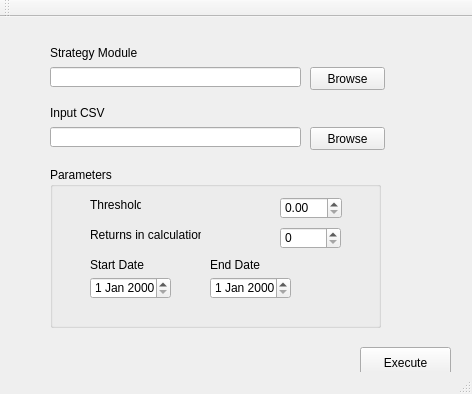
The window that GUI1-IanAntheny/mainwindow.ui (mobeigi/Algorithmic-Trading) describes before a commit, drawn with Qt 5.
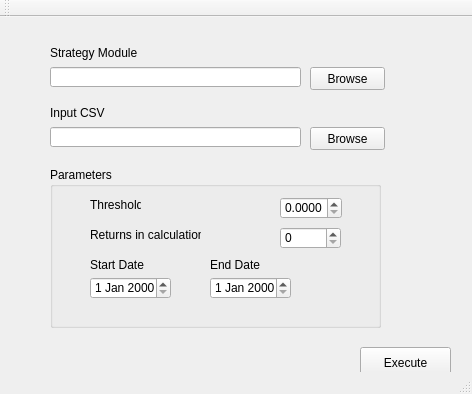
The same window after the commit.

```diff
--- a/GUI1-IanAntheny/mainwindow.ui
+++ b/GUI1-IanAntheny/mainwindow.ui
@@ -172,6 +172,9 @@
        <height>22</height>
       </rect>
      </property>
+     <property name="decimals">
+      <number>4</number>
+     </property>
     </widget>
     <widget class="QLabel" name="start_date_label">
      <property name="geometry">
```
